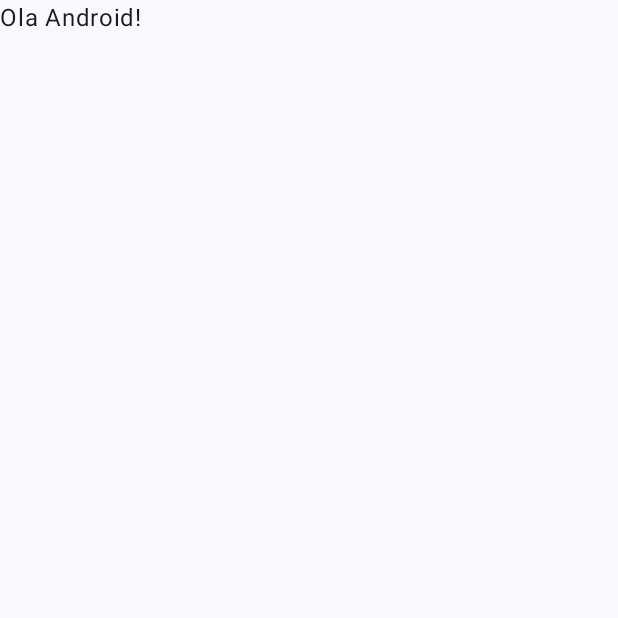
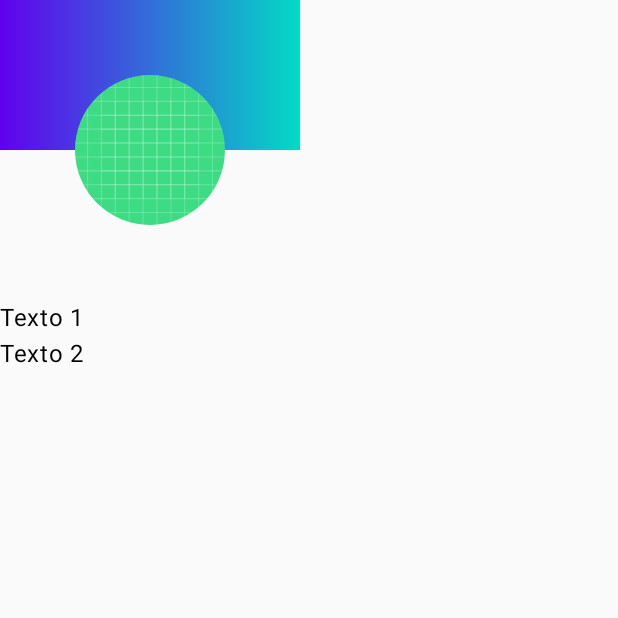
Before and after one commit to robsondmf1234/JetpackComposeEstudo, an Android app built with Jetpack Compose: the screen it shows after launch (MainActivity), on a phone screen of 412 x 824 dp, the top half of it. Before the commit the part shown is almost empty. Run offline under Robolectric (Android 15) with nearby library versions, the phone set to English and light mode, and no system bars.

```diff
--- a/app/src/main/java/com/example/jetpackcomposeestudos/MainActivity.kt
+++ b/app/src/main/java/com/example/jetpackcomposeestudos/MainActivity.kt
@@ -4,166 +4,76 @@ import android.content.res.Configuration.UI_MODE_NIGHT_NO
 import android.os.Bundle
 import androidx.activity.ComponentActivity
 import androidx.activity.compose.setContent
+import androidx.compose.foundation.Image
 import androidx.compose.foundation.background
 import androidx.compose.foundation.layout.Box
 import androidx.compose.foundation.layout.Column
 import androidx.compose.foundation.layout.Row
 import androidx.compose.foundation.layout.fillMaxHeight
-import androidx.compose.foundation.layout.fillMaxSize
 import androidx.compose.foundation.layout.fillMaxWidth
+import androidx.compose.foundation.layout.height
+import androidx.compose.foundation.layout.offset
 import androidx.compose.foundation.layout.padding
-import androidx.compose.material3.MaterialTheme
-import androidx.compose.material3.Surface
+import androidx.compose.foundation.layout.size
+import androidx.compose.foundation.layout.width
+import androidx.compose.foundation.shape.CircleShape
 import androidx.compose.material3.Text
 import androidx.compose.runtime.Composable
+import androidx.compose.ui.Alignment
+import androidx.compose.ui.Alignment.Companion.CenterHorizontally
 import androidx.compose.ui.Modifier
+import androidx.compose.ui.draw.clip
+import androidx.compose.ui.graphics.Brush
 import androidx.compose.ui.graphics.Color
-import androidx.compose.ui.text.TextStyle
-import androidx.compose.ui.text.font.FontWeight
+import androidx.compose.ui.res.painterResource
 import androidx.compose.ui.tooling.preview.Preview
 import androidx.compose.ui.unit.dp
-import androidx.compose.ui.unit.sp
+import com.example.jetpackcomposeestudos.ui.components.ChallengeComposable
 import com.example.jetpackcomposeestudos.ui.theme.JetPackComposeEstudosTheme
+import com.example.jetpackcomposeestudos.ui.theme.Purple40
+import com.example.jetpackcomposeestudos.ui.theme.Purple500
+import com.example.jetpackcomposeestudos.ui.theme.Teal200
 
 class MainActivity : ComponentActivity() {
     override fun onCreate(savedInstanceState: Bundle?) {
         super.onCreate(savedInstanceState)
         setContent {
             JetPackComposeEstudosTheme {
-                // A surface container using the 'background' color from the theme
-                Surface(
-                    modifier = Modifier.fillMaxSize(),
-                    color = MaterialTheme.colorScheme.background
-                ) {
-                    Greeting("Android")
-                }
+                ProductItem()
             }
         }
     }
 }
 
+@Preview(showBackground = true)
 @Composable
-fun Greeting(name: String, modifier: Modifier = Modifier) {
-    Column {
-        Text(
-            text = "Ola $name!",
-            modifier = modifier
+fun ProductItem() {
+    Column(
+        Modifier
+            .height(250.dp)
+            .width(200.dp)
+    ) {
+        Box(
+            modifier = Modifier
+                .height(100.dp)
+                .background(
+                    brush = Brush.horizontalGradient(
+                        colors = listOf(Teal200, Purple500)
+                    )
+                )
+                .fillMaxWidth()
+
         )
+        Image(
+            painter = painterResource(id = R.drawable.ic_launcher_background),
+            contentDescription = null,
+            Modifier
+                .size(100.dp)
+                .offset(y = (-50).dp)
+                .clip(shape = CircleShape)
+                .align(CenterHorizontally)
+        )
+        Text(text = "Texto 1")
+        Text(text = "Texto 2")
     }
 }
-
-@Preview(
-    uiMode = UI_MODE_NIGHT_NO,
-    showBackground = true,
-    backgroundColor = 0xffdcdcdc
-)
-@Composable
-fun ColunPreview() {
-    Column {
-        Text(text = "Primeiro Texto.")
-        Text(text = "Primeiro Texto.")
-    }
-}
-
-@Preview(
-    uiMode = UI_MODE_NIGHT_NO,
-    showBackground = true,
-    backgroundColor = 0xffdcdcdc
-)
-@Composable
-fun RowPreview() {
-    Row {
-        Text(text = "Primeiro texto.")
-        Text(text = "Segundo Texto.")
-    }
-}
-
-@Preview(
-    uiMode = UI_MODE_NIGHT_NO,
-    showBackground = true,
-    backgroundColor = 0xffdcdcdc
-)
-@Composable
-fun BoxPreview() {
-    Box {
-        Text(text = "Primeiro texto.")
-        Text(text = "Segundo texto.")
-    }
-}
-
-
-@Preview(
-    showSystemUi = true,
-    uiMode = UI_MODE_NIGHT_NO,
-    showBackground = true,
-)
-@Composable
-fun CustomPreview() {
-    Column(
-        Modifier //Modificador de layout
-            .padding(4.dp) //Define o padding do layout
-            .background(color = Color.Blue) //Define a cor de fundo do layout
-            .padding(8.dp) //Define o padding do layout interno
-            .fillMaxHeight() //Define a altura do layout como maxima
-            .fillMaxWidth() //Define a largura do layout como maxima
-    ) {
-        Text(text = "Primeiro Texto.", color = Color.White)
-        Text(
-            text = "Segundo Texto.", style = TextStyle(//Define o estilo do texto
-                fontWeight = FontWeight.Bold, // Define a espessura da fonte como negrito
-                fontSize = 16.sp, // Define o tamanho da fonte
-                color = Color.Black // Define a cor do texto
-            )
-        )
-        Row(
-            modifier = Modifier
-                .padding(horizontal = 16.dp, vertical = 16.dp)
-                .background(color = Color.Green)
-        ) {
-            Text(text = "Terceiro Texto.")
-            Text(text = "Quarto Texto.")
-        }
-        Box(
-            modifier = Modifier
-                .padding(16.dp)
-                .background(color = Color.Red)
-        ) {
-            Row(
-                Modifier
-                    .background(color = Color.Cyan)
-                    .fillMaxWidth()
-            ) {
-                Text(text = "Quinto Texto.")
-                Text(text = "Sexto Texto.")
-            }
-            Column(
-                modifier = Modifier
-                    .padding(8.dp)
-                    .background(color = Color.White)
-            ) {
-
-                Text(text = "Setimo Texto.")
-                Text(text = "Oitavo Texto.")
-            }
-
-        }
-    }
-}
-
-/*
-
-@Preview(
-    name = "Light Mode",
-    uiMode = UI_MODE_NIGHT_NO,
-    showBackground = true,
-    showSystemUi = true,
-    backgroundColor = 0xffdcdcdc
-)
-@Composable
-fun GreetingPreview() {
-    JetPackComposeEstudosTheme {
-        Surface {
-            Greeting("Android")
-        }
-    }
-}*/
--- a/app/src/main/java/com/example/jetpackcomposeestudos/ui/theme/Color.kt
+++ b/app/src/main/java/com/example/jetpackcomposeestudos/ui/theme/Color.kt
@@ -5,7 +5,9 @@ import androidx.compose.ui.graphics.Color
 val Purple80 = Color(0xFFD0BCFF)
 val PurpleGrey80 = Color(0xFFCCC2DC)
 val Pink80 = Color(0xFFEFB8C8)
+val Teal200 = Color(0xFF6200EE)
 
 val Purple40 = Color(0xFF6650a4)
+val Purple500 = Color(0xFF03DAC5)
 val PurpleGrey40 = Color(0xFF625b71)
 val Pink40 = Color(0xFF7D5260)
```
Also changed, not shown: app/src/main/java/com/example/jetpackcomposeestudos/ui/TestComponents.kt (added, +146 -0 lines), app/src/main/java/com/example/jetpackcomposeestudos/ui/components/ChallengeComposable.kt (added, +45 -0 lines).
